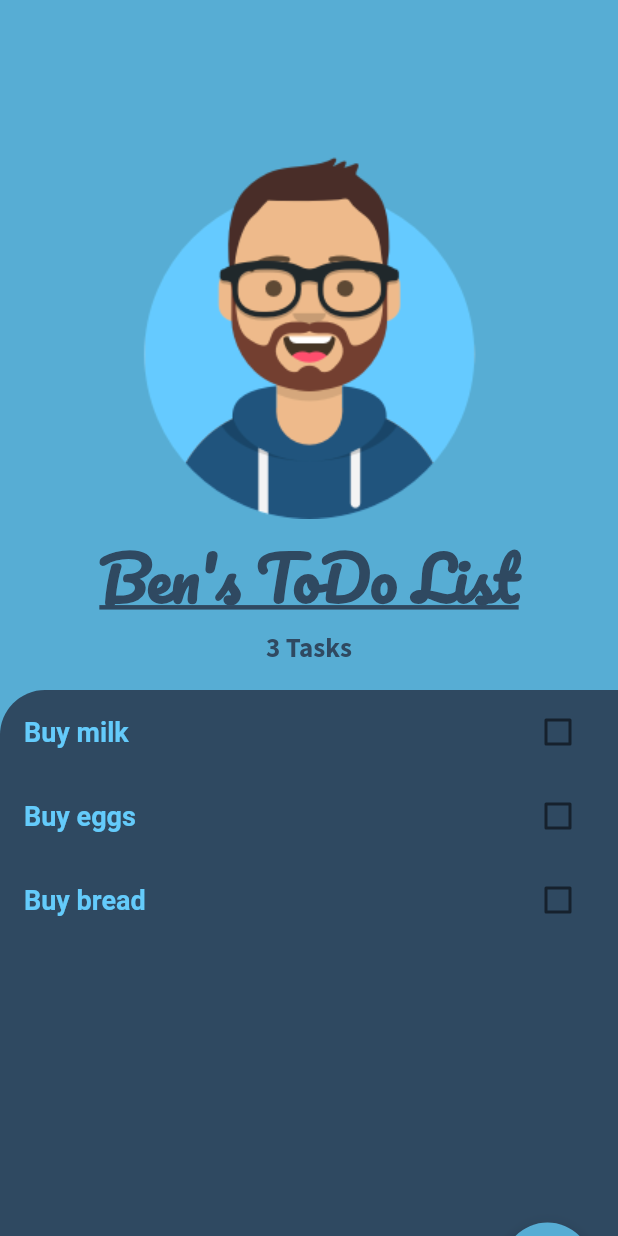
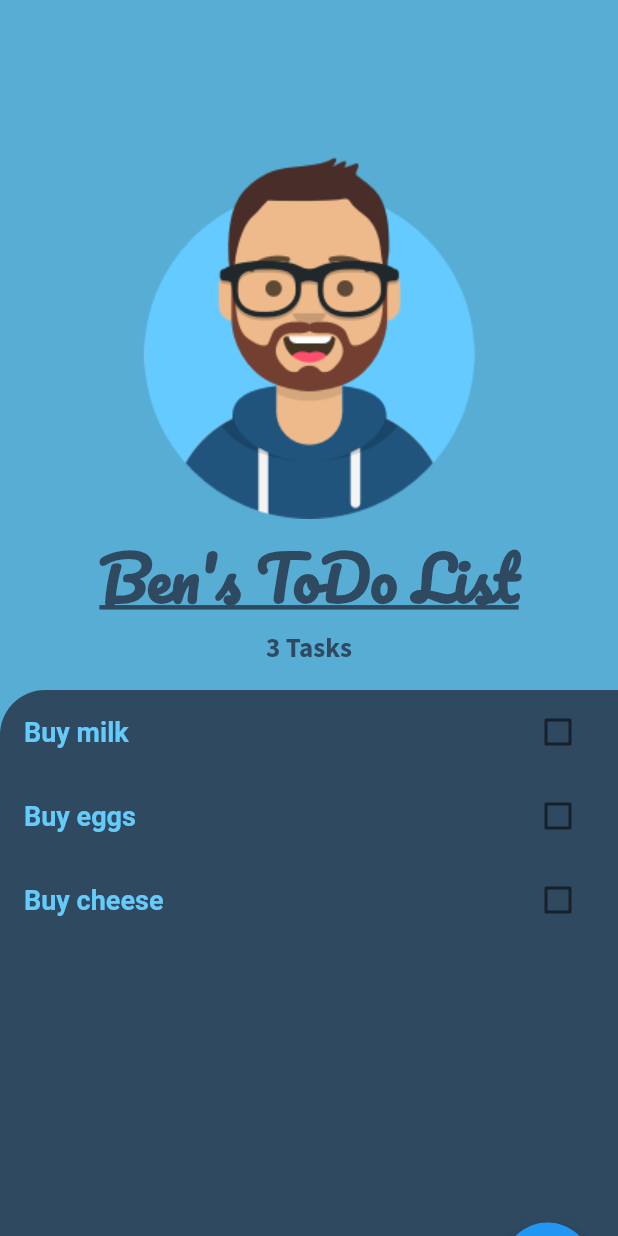
Before and after one commit to Benjamin-Ramage/provider_list, a Flutter app: the screen it shows after launch, on a phone screen of 412 x 824 dp. Run offline on Flutter 3.47's test engine with Material 2 defaults, Android fonts, the phone set to English and light mode, and no system bars.

Commit message:
Added the Provider package and some custom functionality

```diff
--- a/lib/app.dart
+++ b/lib/app.dart
@@ -1,4 +1,6 @@
 import 'package:flutter/material.dart';
+import 'package:provider/provider.dart';
+import 'package:provider_list/models/task_data.dart';
 import 'package:provider_list/screens/tasks_screen.dart';
 
 class App extends StatelessWidget {
@@ -6,13 +8,16 @@ class App extends StatelessWidget {
 
   @override
   Widget build(BuildContext context) {
-    return MaterialApp(
-      debugShowCheckedModeBanner: false,
-      theme: ThemeData(
-        primaryColor: Colors.purple,
+    return ChangeNotifierProvider(
+      create: (context) => TaskData(),
+      child: MaterialApp(
+        debugShowCheckedModeBanner: false,
+        theme: ThemeData(
+          primaryColor: Colors.purple,
+        ),
+        title: "Ben's ToDo List",
+        home: const TasksScreen(),
       ),
-      title: "Ben's ToDo List",
-      home: const TasksScreen(),
     );
   }
 }
--- /dev/null
+++ b/lib/models/task_data.dart
@@ -0,0 +1,36 @@
+import 'package:flutter/cupertino.dart';
+import 'package:flutter/foundation.dart';
+import 'package:provider_list/models/task.dart';
+import 'dart:collection';
+
+class TaskData extends ChangeNotifier{
+  final List<Task> _tasks = [
+    Task(name: 'Buy milk'),
+    Task(name: 'Buy eggs'),
+    Task(name: 'Buy cheese'),
+  ];
+
+  UnmodifiableListView<Task> get tasks {
+    return UnmodifiableListView(_tasks);
+  }
+
+  int get taskCount {
+    return _tasks.length;
+  }
+
+  void addTask(String newTaskTitle) {
+    final task = Task(name: newTaskTitle);
+    _tasks.add(task);
+    notifyListeners();
+  }
+
+  void updateTask(Task task) {
+    task.toggleDone();
+    notifyListeners();
+  }
+
+  void removeTask(Task task) {
+    _tasks.remove(task);
+    notifyListeners();
+  }
+}
--- a/lib/screens/tasks_list.dart
+++ /dev/null
@@ -1,15 +0,0 @@
-import 'package:flutter/material.dart';
-
-class TasksScreen extends StatelessWidget {
-  const TasksScreen({Key? key}) : super(key: key);
-
-  @override
-  Widget build(BuildContext context) {
-    return Scaffold(
-      appBar: AppBar(
-        title: const Text('Provider List'),
-      ),
-      body: Container(),
-    );
-  }
-}
--- a/lib/screens/tasks_screen.dart
+++ b/lib/screens/tasks_screen.dart
@@ -1,22 +1,13 @@
 
 import 'package:flutter/material.dart';
-import 'package:provider_list/models/task.dart';
+import 'package:provider_list/models/task_data.dart';
 import 'package:provider_list/screens/add_task_screen.dart';
 import 'package:provider_list/widgets/tasks_list.dart';
+import 'package:provider/provider.dart';
 
-class TasksScreen extends StatefulWidget {
-  const TasksScreen({Key? key}) : super(key: key);
+class TasksScreen extends StatelessWidget {
+  const TasksScreen({super.key});
 
-  @override
-  State<TasksScreen> createState() => _TasksScreenState();
-}
-
-class _TasksScreenState extends State<TasksScreen> {
-  List<Task> tasks = [
-    Task(name: 'Buy milk'),
-    Task(name: 'Buy eggs'),
-    Task(name: 'Buy bread'),
-  ];
   @override
   Widget build(BuildContext context) {
     return Scaffold(
@@ -49,7 +40,7 @@ class _TasksScreenState extends State<TasksScreen> {
           Positioned(
             top: 420.0,
             child: Text(
-              '${tasks.length} Tasks',
+              '${Provider.of<TaskData>(context).taskCount} Tasks',
               style: const TextStyle(
                 fontFamily: 'Source Sans Pro',
                 fontSize: 18.0,
@@ -73,7 +64,7 @@ class _TasksScreenState extends State<TasksScreen> {
                   topLeft: Radius.circular(30.0),
                 ),
               ),
-              child: TasksList(tasks),
+              child: const TasksList(),
             ),
           ),
           Positioned(
@@ -94,13 +85,7 @@ class _TasksScreenState extends State<TasksScreen> {
                           padding: EdgeInsets.only(
                             bottom: MediaQuery.of(context).viewInsets.bottom,
                           ),
-                          child: AddTaskScreen(
-                              (newTaskTitle){
-                                setState((){
-                                  tasks.add(Task(name: newTaskTitle));
-                                });
-                              }
-                          ),
+                          child: AddTaskScreen(),
                         )
                     ),
                   );
@@ -109,7 +94,6 @@ class _TasksScreenState extends State<TasksScreen> {
                   shape: RoundedRectangleBorder(
                     borderRadius: BorderRadius.circular(30.0),
                   ),
-                  primary: const Color(0xFF57add4),
                   minimumSize: const Size(60.0, 60.0),
                   elevation: 10.0,
                 ),
--- a/lib/widgets/tasks_list.dart
+++ b/lib/widgets/tasks_list.dart
@@ -1,38 +1,35 @@
 import 'package:flutter/material.dart';
-import 'package:provider_list/models/task.dart';
 import 'package:provider_list/widgets/task_tile.dart';
+import 'package:provider/provider.dart';
+import 'package:provider_list/models/task_data.dart';
 
-class TasksList extends StatefulWidget {
-  final List<Task> tasks;
-
-  const TasksList(this.tasks, {Key? key}) : super(key: key);
-
-  @override
-  State<TasksList> createState() => _TasksListState();
-}
-
-class _TasksListState extends State<TasksList> {
-
+class TasksList extends StatelessWidget {
+  const TasksList({super.key});
   @override
   Widget build(BuildContext context) {
+    return Consumer<TaskData>(
+      builder: (context, taskData, child) {
         return ListView.builder(
           itemBuilder: (context, index) {
+            final task = taskData.tasks[index];
             return TaskTile(
-          taskTitle: widget.tasks[index].name,
-          isChecked: widget.tasks[index].isDone,
+              // taskTitle: taskData.tasks[index].name,
+              taskTitle: task.name,
+              // isChecked: taskData.tasks[index].isDone,
+              isChecked: task.isDone,
               longPressCallback: () {
-            setState((){
-              widget.tasks.removeAt(index);
-            });
+                // taskData.removeTask(taskData.tasks[index]);
+                taskData.removeTask(task);
               },
               checkboxCallback: (checkboxState) {
-            setState(() {
-              widget.tasks[index].toggleDone();
-            });
+                // taskData.updateTask(taskData.tasks[index]);
+                taskData.updateTask(task);
               },
             );
           },
-      itemCount: widget.tasks.length,
+          itemCount: taskData.taskCount,
+        );
+      },
     );
   }
 }
--- a/pubspec.yaml
+++ b/pubspec.yaml
@@ -36,6 +36,7 @@ dependencies:
   # The following adds the Cupertino Icons font to your application.
   # Use with the CupertinoIcons class for iOS style icons.
   cupertino_icons: ^1.0.2
+  provider: ^6.0.5
 
 dev_dependencies:
   flutter_test:
```
Also changed, not shown: lib/screens/add_task_screen.dart (+6 -14 lines), pubspec.lock. Lines whose indentation alone changed are shown as unchanged.
